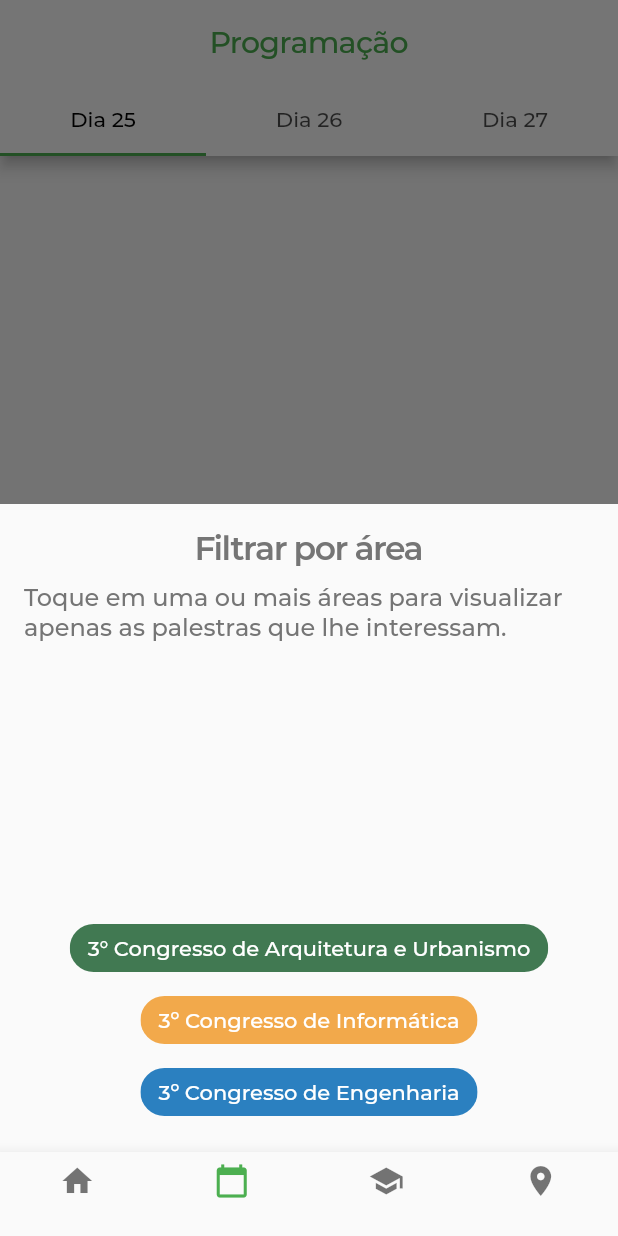
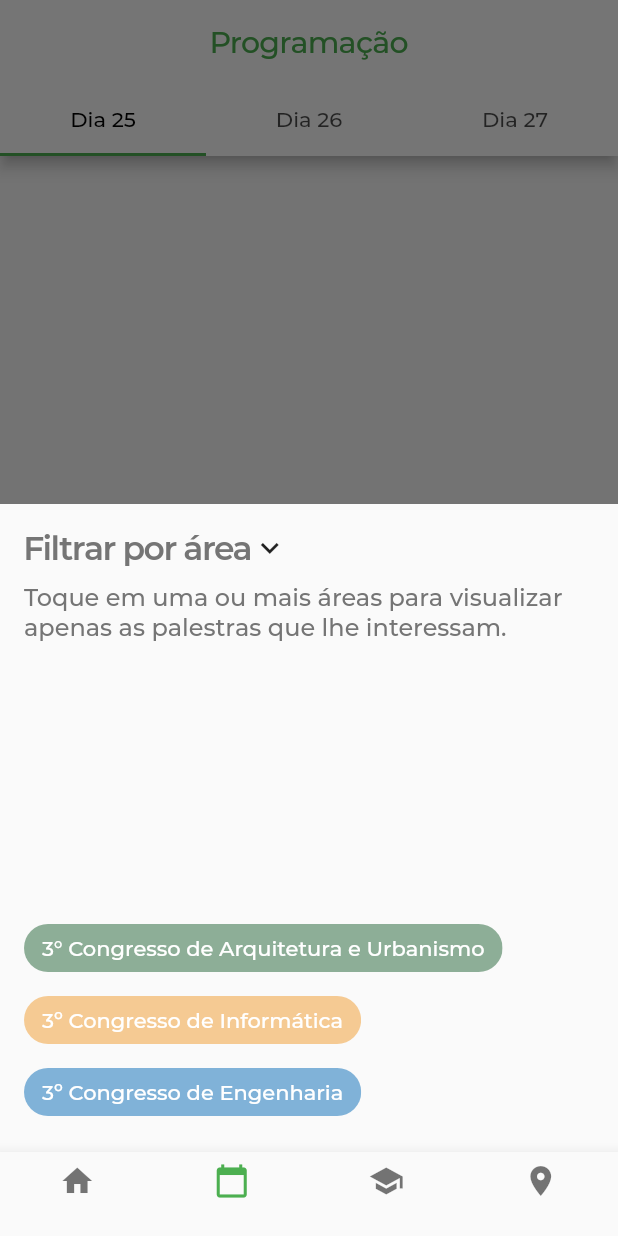
Before and after one commit to henriquearthur/congresso-unama, a Flutter app: the screen it shows after launch, item 2 of the bottom bar chosen, after a tap on the "filter list" icon, on a phone screen of 412 x 824 dp. Run offline on Flutter 3.47's test engine with Material 2 defaults, Android fonts, the phone set to English and light mode, and no system bars; our stand-ins replace cloud_firestore, shared_preferences; accounts and stored records are empty.

Commit message:
FilterChip: filter events widgets

```diff
--- /dev/null
+++ b/lib/ui/screens/schedule_screen/components/filter_event_chip.dart
@@ -0,0 +1,71 @@
+import 'package:congresso_unama/ui/theme/styles.dart';
+import 'package:congresso_unama/ui/utils/get_event_color.dart';
+import 'package:flutter/material.dart';
+import 'package:shared_preferences/shared_preferences.dart';
+
+class FilterEventChip extends StatefulWidget {
+  final String event;
+
+  const FilterEventChip({Key key, this.event}) : super(key: key);
+
+  @override
+  _FilterEventChipState createState() => _FilterEventChipState();
+}
+
+class _FilterEventChipState extends State<FilterEventChip> {
+  final Map eventNames = {
+    "arquitetura": "3° Congresso de Arquitetura e Urbanismo",
+    "computacao": "3º Congresso de Informática",
+    "engenharia": "3º Congresso de Engenharia",
+  };
+
+  bool _selected = true;
+
+  Future<Null> getSavedFilters() async {
+    SharedPreferences prefs = await SharedPreferences.getInstance();
+    List<String> filters = prefs.getStringList("schedule_filter_event") ?? [];
+
+    setState(() {
+      _selected = filters.contains(widget.event);
+    });
+  }
+
+  @override
+  void initState() {
+    getSavedFilters();
+
+    super.initState();
+  }
+
+  @override
+  Widget build(BuildContext context) {
+    return FilterChip(
+      label: Text(
+        eventNames[widget.event],
+        style: TextStyle(color: Colors.white, fontWeight: FontWeight.w500),
+      ),
+      backgroundColor: getEventColor(widget.event).withAlpha(150),
+      selectedColor: getEventColor(widget.event),
+      selected: _selected,
+      onSelected: (bool value) async {
+        setState(() {
+          _selected = value;
+        });
+
+        SharedPreferences prefs = await SharedPreferences.getInstance();
+        List<String> filters =
+            prefs.getStringList("schedule_filter_event") ?? [];
+
+        if (value) {
+          filters.add(widget.event);
+        } else {
+          filters.removeWhere((String name) {
+            return name == widget.event;
+          });
+        }
+
+        await prefs.setStringList("schedule_filter_event", filters);
+      },
+    );
+  }
+}
--- /dev/null
+++ b/lib/ui/screens/schedule_screen/components/filter_events_bottom_sheet.dart
@@ -0,0 +1,48 @@
+import 'package:congresso_unama/ui/screens/schedule_screen/components/filter_event_chip.dart';
+import 'package:congresso_unama/ui/theme/styles.dart';
+import 'package:flutter/material.dart';
+
+class FilterEventsBottomSheet extends StatelessWidget {
+  final events = ["arquitetura", "computacao", "engenharia"];
+
+  @override
+  Widget build(BuildContext context) {
+    return Padding(
+      padding: const EdgeInsets.all(16.0),
+      child: Column(
+        crossAxisAlignment: CrossAxisAlignment.start,
+        children: <Widget>[
+          Row(
+            children: <Widget>[
+              Text(
+                "Filtrar por área",
+                style: TextStyle(
+                  color: Colors.grey[600],
+                  fontSize: 22.0,
+                  letterSpacing: -1.0,
+                  fontWeight: FontWeight.w600,
+                ),
+              ),
+              Icon(Icons.keyboard_arrow_down),
+            ],
+          ),
+          SizedBox(height: 10.0),
+          Text(
+            "Toque em uma ou mais áreas para visualizar apenas as palestras que lhe interessam.",
+            style: TextStyle(
+                color: Colors.grey[600],
+                fontSize: 16.0,
+                fontWeight: FontWeight.w500),
+          ),
+          Spacer(),
+          Wrap(
+            direction: Axis.vertical,
+            children: <Widget>[
+              for (var event in events) FilterEventChip(event: event),
+            ],
+          )
+        ],
+      ),
+    );
+  }
+}
--- a/lib/ui/screens/schedule_screen/schedule_default_screen.dart
+++ b/lib/ui/screens/schedule_screen/schedule_default_screen.dart
@@ -1,5 +1,6 @@
 import 'package:congresso_unama/models/lecture.dart';
 import 'package:congresso_unama/services/database_service.dart';
+import 'package:congresso_unama/ui/screens/schedule_screen/components/filter_events_bottom_sheet.dart';
 import 'package:congresso_unama/ui/screens/schedule_screen/components/schedule_date_list.dart';
 import 'package:congresso_unama/ui/theme/styles.dart';
 import 'package:flutter/material.dart';
@@ -11,62 +12,11 @@ class ScheduleDefaultScreen extends StatelessWidget {
 
   void _filterSchedule(context) {
     showModalBottomSheet(
-        context: context,
-        builder: (BuildContext bc) {
-          return Padding(
-            padding: const EdgeInsets.all(16.0),
-            child: Column(
-              crossAxisAlignment: CrossAxisAlignment.center,
-              children: <Widget>[
-                Text(
-                  "Filtrar por área",
-                  style: TextStyle(
-                    color: Colors.grey[600],
-                    fontSize: 22.0,
-                    letterSpacing: -1.0,
-                    fontWeight: FontWeight.w600,
-                  ),
-                ),
-                SizedBox(height: 10.0),
-                Text(
-                  "Toque em uma ou mais áreas para visualizar apenas as palestras que lhe interessam.",
-                  style: TextStyle(
-                      color: Colors.grey[600],
-                      fontSize: 16.0,
-                      fontWeight: FontWeight.w500),
-                ),
-                Spacer(),
-                FilterChip(
-                  label: Text(
-                    "3° Congresso de Arquitetura e Urbanismo",
-                    style: TextStyle(
-                        color: Colors.white, fontWeight: FontWeight.w500),
-                  ),
-                  backgroundColor: Styles.architectureColor,
-                  onSelected: (bool value) {},
-                ),
-                FilterChip(
-                  label: Text(
-                    "3º Congresso de Informática",
-                    style: TextStyle(
-                        color: Colors.white, fontWeight: FontWeight.w500),
-                  ),
-                  backgroundColor: Styles.computingColor,
-                  onSelected: (bool value) {},
-                ),
-                FilterChip(
-                  label: Text(
-                    "3º Congresso de Engenharia",
-                    style: TextStyle(
-                        color: Colors.white, fontWeight: FontWeight.w500),
-                  ),
-                  backgroundColor: Styles.engineeringColor,
-                  onSelected: (bool value) {},
-                ),
-              ],
-            ),
-          );
-        });
+      context: context,
+      builder: (BuildContext bc) {
+        return FilterEventsBottomSheet();
+      },
+    );
   }
 
   @override
--- /dev/null
+++ b/lib/ui/utils/get_event_color.dart
@@ -0,0 +1,14 @@
+import 'package:congresso_unama/ui/theme/styles.dart';
+import 'package:flutter/material.dart';
+
+Color getEventColor(event) {
+  if (event == "arquitetura") {
+    return Styles.architectureColor;
+  } else if (event == "computacao") {
+    return Styles.computingColor;
+  } else if (event == "engenharia") {
+    return Styles.engineeringColor;
+  }
+
+  return Colors.grey;
+}
--- a/pubspec.yaml
+++ b/pubspec.yaml
@@ -29,6 +29,7 @@ dependencies:
   firebase_core: ^0.4.0+7
   cloud_firestore: ^0.12.7
   provider: ^3.0.0+1
+  shared_preferences: ^0.5.3+4
 
 dev_dependencies:
   flutter_test:
```
Also changed, not shown: lib/ui/screens/schedule_screen/components/lecture_item.dart (+2 -5 lines), lib/ui/screens/schedule_screen/components/schedule_day.dart (deleted, +0 -24 lines), lib/ui/screens/schedule_screen/components/schedule_item.dart (deleted, +0 -99 lines), pubspec.lock.
